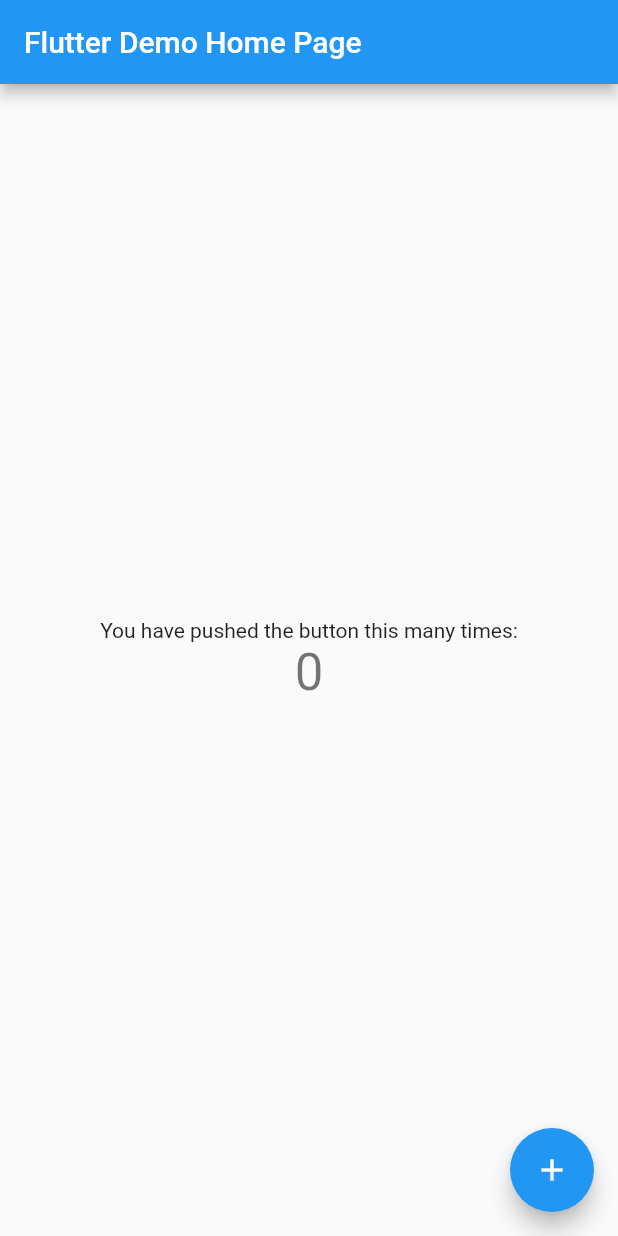
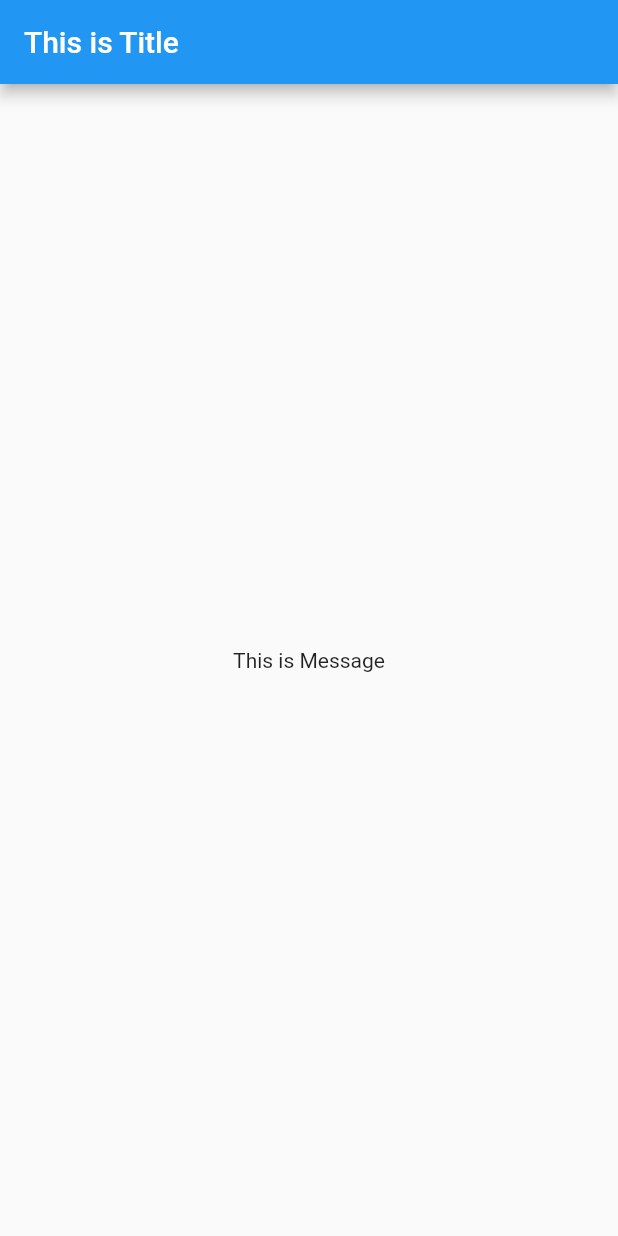
Before and after one commit to projectormato/first-testing-flutter, a Flutter app: the screen it shows after launch, on a phone screen of 412 x 824 dp. Run offline on Flutter 3.47's test engine with Material 2 defaults, Android fonts, the phone set to English and light mode, and no system bars.

Commit message:
add sample Widget and Test.

```diff
--- a/lib/main.dart
+++ b/lib/main.dart
@@ -1,117 +1,31 @@
 import 'package:flutter/material.dart';
 
 void main() {
-  runApp(MyApp());
+  runApp(MyWidget(title: 'This is Title', message: 'This is Message'));
 }
 
-class MyApp extends StatelessWidget {
-  // This widget is the root of your application.
+class MyWidget extends StatelessWidget {
+  final String title;
+  final String message;
+
+  const MyWidget({
+    Key key,
+    @required this.title,
+    @required this.message,
+  }) : super(key: key);
+
   @override
   Widget build(BuildContext context) {
     return MaterialApp(
       title: 'Flutter Demo',
-      theme: ThemeData(
-        // This is the theme of your application.
-        //
-        // Try running your application with "flutter run". You'll see the
-        // application has a blue toolbar. Then, without quitting the app, try
-        // changing the primarySwatch below to Colors.green and then invoke
-        // "hot reload" (press "r" in the console where you ran "flutter run",
-        // or simply save your changes to "hot reload" in a Flutter IDE).
-        // Notice that the counter didn't reset back to zero; the application
-        // is not restarted.
-        primarySwatch: Colors.blue,
-        // This makes the visual density adapt to the platform that you run
-        // the app on. For desktop platforms, the controls will be smaller and
-        // closer together (more dense) than on mobile platforms.
-        visualDensity: VisualDensity.adaptivePlatformDensity,
+      home: Scaffold(
+        appBar: AppBar(
+          title: Text(title),
+        ),
+        body: Center(
+          child: Text(message),
+        ),
       ),
-      home: MyHomePage(title: 'Flutter Demo Home Page'),
     );
   }
 }
-
-class MyHomePage extends StatefulWidget {
-  MyHomePage({Key key, this.title}) : super(key: key);
-
-  // This widget is the home page of your application. It is stateful, meaning
-  // that it has a State object (defined below) that contains fields that affect
-  // how it looks.
-
-  // This class is the configuration for the state. It holds the values (in this
-  // case the title) provided by the parent (in this case the App widget) and
-  // used by the build method of the State. Fields in a Widget subclass are
-  // always marked "final".
-
-  final String title;
-
-  @override
-  _MyHomePageState createState() => _MyHomePageState();
-}
-
-class _MyHomePageState extends State<MyHomePage> {
-  int _counter = 0;
-
-  void _incrementCounter() {
-    setState(() {
-      // This call to setState tells the Flutter framework that something has
-      // changed in this State, which causes it to rerun the build method below
-      // so that the display can reflect the updated values. If we changed
-      // _counter without calling setState(), then the build method would not be
-      // called again, and so nothing would appear to happen.
-      _counter++;
-    });
-  }
-
-  @override
-  Widget build(BuildContext context) {
-    // This method is rerun every time setState is called, for instance as done
-    // by the _incrementCounter method above.
-    //
-    // The Flutter framework has been optimized to make rerunning build methods
-    // fast, so that you can just rebuild anything that needs updating rather
-    // than having to individually change instances of widgets.
-    return Scaffold(
-      appBar: AppBar(
-        // Here we take the value from the MyHomePage object that was created by
-        // the App.build method, and use it to set our appbar title.
-        title: Text(widget.title),
-      ),
-      body: Center(
-        // Center is a layout widget. It takes a single child and positions it
-        // in the middle of the parent.
-        child: Column(
-          // Column is also a layout widget. It takes a list of children and
-          // arranges them vertically. By default, it sizes itself to fit its
-          // children horizontally, and tries to be as tall as its parent.
-          //
-          // Invoke "debug painting" (press "p" in the console, choose the
-          // "Toggle Debug Paint" action from the Flutter Inspector in Android
-          // Studio, or the "Toggle Debug Paint" command in Visual Studio Code)
-          // to see the wireframe for each widget.
-          //
-          // Column has various properties to control how it sizes itself and
-          // how it positions its children. Here we use mainAxisAlignment to
-          // center the children vertically; the main axis here is the vertical
-          // axis because Columns are vertical (the cross axis would be
-          // horizontal).
-          mainAxisAlignment: MainAxisAlignment.center,
-          children: <Widget>[
-            Text(
-              'You have pushed the button this many times:',
-            ),
-            Text(
-              '$_counter',
-              style: Theme.of(context).textTheme.headline4,
-            ),
-          ],
-        ),
-      ),
-      floatingActionButton: FloatingActionButton(
-        onPressed: _incrementCounter,
-        tooltip: 'Increment',
-        child: Icon(Icons.add),
-      ), // This trailing comma makes auto-formatting nicer for build methods.
-    );
-  }
-}
```
Also changed, not shown: 1 other file.
